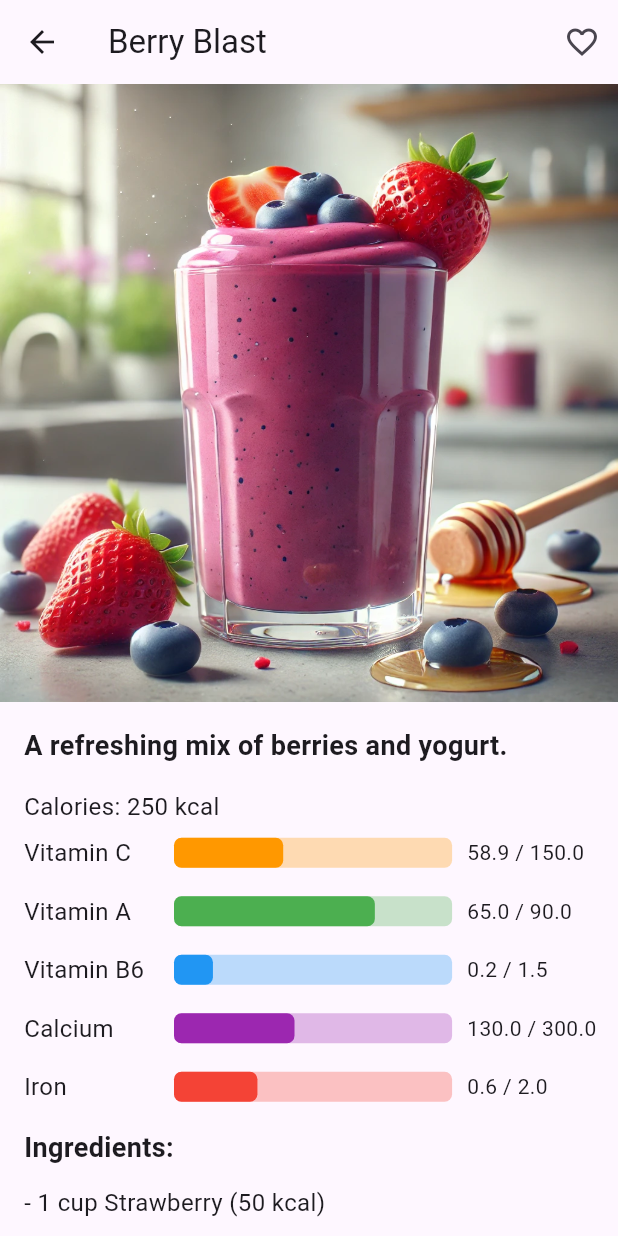
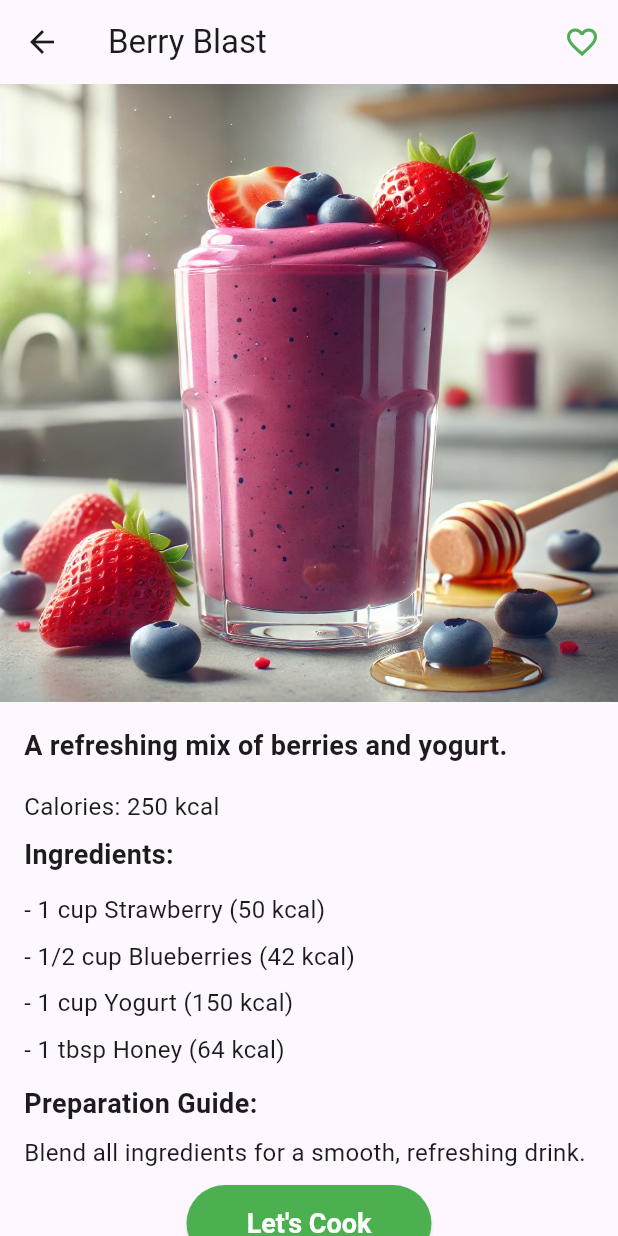
Before and after one commit to root1991/smoothie_delight, a Flutter app: the RecipeDetailScreen screen opened directly with sample values from the repository, on a phone screen of 412 x 824 dp. Run offline on Flutter 3.47's test engine with Material 3 defaults, Android fonts, the phone set to English and light mode, and no system bars; our stand-ins replace flutter_riverpod, sqflite; accounts and stored records are empty.

Commit message:
--wip-- [skip ci]

```diff
--- a/lib/preparation.dart
+++ b/lib/preparation.dart
@@ -42,7 +42,7 @@ class Step {
     return {
       'stepNumber': stepNumber,
       'instruction': instruction,
-      'duration': duration?.inMinutes,
+      'duration': duration?.inSeconds,
       'tips': tips,
     };
   }
@@ -52,7 +52,7 @@ class Step {
       stepNumber: map['stepNumber'],
       instruction: map['instruction'],
       duration:
-          map['duration'] != null ? Duration(minutes: map['duration']) : null,
+          map['duration'] != null ? Duration(seconds: map['duration']) : null,
       tips: map['tips'] != null ? List<String>.from(map['tips']) : null,
     );
   }
--- a/lib/repository/recipe_local_data_source.dart
+++ b/lib/repository/recipe_local_data_source.dart
@@ -65,7 +65,7 @@ class RecipeLocalDataSource {
           'recipeId': recipeId,
           'stepNumber': step.stepNumber,
           'instruction': step.instruction,
-          'duration': step.duration?.inMinutes,
+          'duration': step.duration?.inSeconds,
         },
         conflictAlgorithm: ConflictAlgorithm.replace,
       );
--- a/lib/screens/main/main_screen.dart
+++ b/lib/screens/main/main_screen.dart
@@ -32,7 +32,7 @@ class MainScreen extends ConsumerWidget {
         backgroundColor:
             Theme.of(context).bottomNavigationBarTheme.backgroundColor ??
                 Colors.white,
-        selectedItemColor: Theme.of(context).colorScheme.primary,
+        selectedItemColor: Theme.of(context).primaryColor,
         unselectedItemColor: Colors.grey,
         currentIndex: selectedIndex,
         onTap: (index) {
--- a/lib/screens/recipe_detail_screen.dart
+++ b/lib/screens/recipe_detail_screen.dart
@@ -2,6 +2,7 @@ import 'package:flutter/material.dart';
 import 'package:flutter_riverpod/flutter_riverpod.dart';
 import 'package:smoothie/main.dart';
 import 'package:smoothie/models.dart';
+import 'package:smoothie/screens/cooking_screen.dart';
 import 'package:smoothie/vitamin_bar_widget.dart';
 
 class RecipeDetailScreen extends ConsumerWidget {
@@ -26,9 +27,13 @@ class RecipeDetailScreen extends ConsumerWidget {
                 );
           },
           icon: isFavorite
-              ? const Icon(Icons.favorite)
+              ? const Icon(
+                  Icons.favorite,
+                  color: Colors.green,
+                )
               : const Icon(
                   Icons.favorite_outline,
+                  color: Colors.green,
                 ),
         ),
       ]),
@@ -53,10 +58,6 @@ class RecipeDetailScreen extends ConsumerWidget {
                 'Calories: ${recipe.calories} kcal',
                 style: const TextStyle(fontSize: 16),
               ),
-            ),
-            Padding(
-              padding: const EdgeInsets.symmetric(horizontal: 16.0),
-              child: VitaminBarWidget(vitamins: recipe.vitamins),
             ),
             const Padding(
               padding: EdgeInsets.symmetric(horizontal: 16.0, vertical: 8.0),
@@ -87,6 +88,48 @@ class RecipeDetailScreen extends ConsumerWidget {
                 style: const TextStyle(fontSize: 16),
               ),
             ),
+            const SizedBox(
+              height: 10,
+            ),
+            Center(
+              child: ElevatedButton(
+                onPressed: () {
+                  Navigator.push(
+                    context,
+                    MaterialPageRoute(
+                      builder: (context) => CookingScreen(
+                        preparation: recipe.preparation,
+                      ),
+                    ),
+                  );
+                },
+                style: ElevatedButton.styleFrom(
+                  shape: RoundedRectangleBorder(
+                    borderRadius: BorderRadius.circular(30),
+                  ),
+                  padding:
+                      const EdgeInsets.symmetric(horizontal: 40, vertical: 15),
+                ),
+                child: const Text(
+                  'Let\'s Cook',
+                  style: TextStyle(
+                    fontSize: 18,
+                    fontWeight: FontWeight.w600,
+                    color: Colors.white,
+                  ),
+                ),
+              ),
+            ),
+            const SizedBox(
+              height: 10,
+            ),
+            Padding(
+              padding: const EdgeInsets.symmetric(horizontal: 16.0),
+              child: VitaminBarWidget(vitamins: recipe.vitamins),
+            ),
+            const SizedBox(
+              height: 20,
+            )
           ],
         ),
       ),
```
Also changed, not shown: lib/main.dart (+13 -1 lines), lib/screens/cooking_screen.dart (added, +46 -0 lines).
